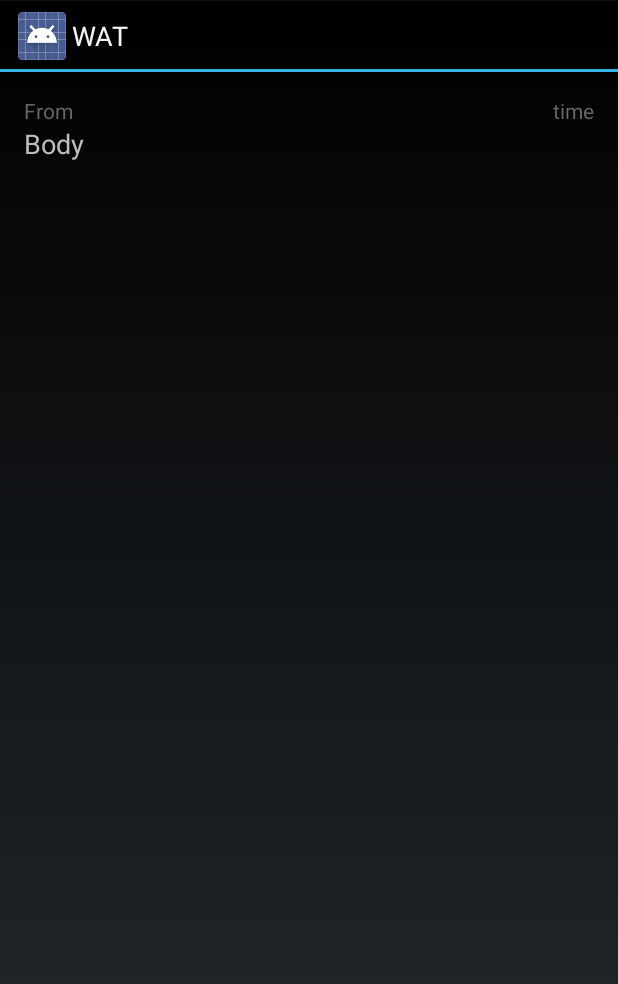
After one commit to SirKitboard/WAT, an Android app: the layout adapter_inbox.xml on its own in the app's theme, with its tools: preview values and no code run, on a phone screen of 412 x 824 dp. The commit adds this screen. Shown: the top 984 px of the screen. Run offline under Robolectric (Android 15) with nearby library versions, the phone set to English and light mode, and no system bars.

Commit message:
Making the app itself... Not that easy X_X

```diff
--- /dev/null
+++ b/app/src/main/res/layout/adapter_inbox.xml
@@ -0,0 +1,40 @@
+<?xml version="1.0" encoding="utf-8"?>
+
+<LinearLayout xmlns:android="http://schemas.android.com/apk/res/android"
+              android:orientation="vertical"
+              android:paddingLeft="16dp"
+              android:paddingRight="16dp"
+              android:paddingTop="16dp"
+              android:padding="16dp"
+              android:layout_width="match_parent"
+              android:layout_height="wrap_content">
+
+	<LinearLayout
+		android:orientation="horizontal"
+		android:layout_width="match_parent"
+		android:layout_height="wrap_content">
+		<TextView
+			android:id="@+id/textView1"
+			android:text="From"
+			android:layout_width="166dp"
+			android:layout_height="wrap_content"
+			android:gravity="start"
+			android:textColor="#666666"/>
+		<TextView
+			android:id="@+id/textView2"
+			android:text="time"
+			android:layout_weight="1"
+			android:layout_width="fill_parent"
+			android:layout_height="wrap_content"
+			android:gravity="end"
+			android:textColor="#666666"/>
+	</LinearLayout>
+	<TextView
+		android:layout_width="fill_parent"
+		android:layout_height="wrap_content"
+		android:id="@+id/textView3"
+		android:text="Body"
+		android:textAlignment="center"
+		android:textSize="18dp"/>
+
+</LinearLayout>
--- a/app/src/main/res/values/styles.xml
+++ b/app/src/main/res/values/styles.xml
@@ -5,4 +5,8 @@
         <!-- Customize your theme here. -->
     </style>
 
+	<style name="TransparentListView" parent="@android:style/Widget.ListView">
+		<item name="android:cacheColorHint">@android:color/transparent</item>
+	</style>
+
 </resources>
```
Also changed, not shown: app/src/main/AndroidManifest.xml (+8 -0 lines), app/src/main/java/io/github/adibalwani03/wat/MainActivity.java (added, +57 -0 lines), app/src/main/java/io/github/adibalwani03/wat/SettingsActivity.java (added, +45 -0 lines), app/src/main/java/io/github/adibalwani03/wat/WAT.java (added, +22 -0 lines), app/src/main/res/layout/activity_main.xml (added, +43 -0 lines), app/src/main/res/values/array.xml (added, +15 -0 lines), app/src/main/res/xml/settings.xml (added, +38 -0 lines).
